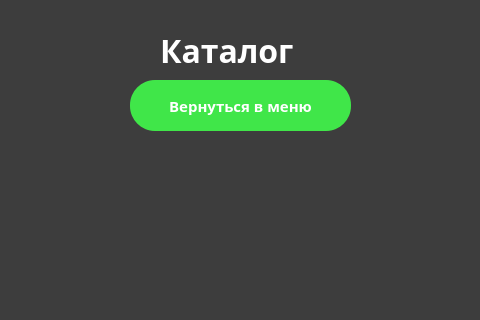
First picture: the form in JimRootShopProj/katalog.ui, repository masterkusok/JimRootShop, before the edit; both pictures show x 230 to 710 and y 0 to 320 of the 969 by 562 pixel window.
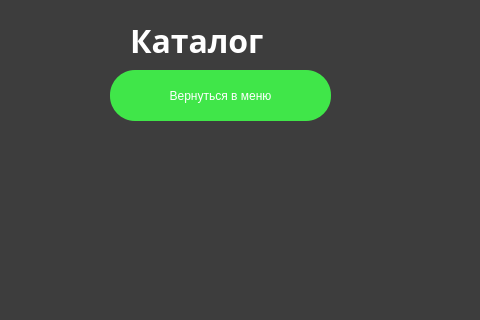
Second picture: the form after the edit. The open tabs and pages were chosen to show the change.

```diff
--- a/JimRootShopProj/katalog.ui
+++ b/JimRootShopProj/katalog.ui
@@ -46,11 +46,22 @@
 	font-family : Segoe UI Black;
 }</string>
   </property>
+  <widget class="QStackedWidget" name="stackedWidget">
+   <property name="geometry">
+    <rect>
+     <x>0</x>
+     <y>0</y>
+     <width>971</width>
+     <height>561</height>
+    </rect>
+   </property>
+   <widget class="QWidget" name="page"/>
+   <widget class="QWidget" name="page_2">
   <widget class="QLabel" name="headerLabel">
    <property name="geometry">
     <rect>
-     <x>390</x>
-     <y>20</y>
+       <x>360</x>
+       <y>10</y>
      <width>211</width>
      <height>61</height>
     </rect>
@@ -71,8 +82,8 @@
   <widget class="QPushButton" name="returnToMenuButton">
    <property name="geometry">
     <rect>
-     <x>360</x>
-     <y>80</y>
+       <x>340</x>
+       <y>70</y>
      <width>221</width>
      <height>51</height>
     </rect>
@@ -98,6 +109,8 @@
    <property name="text">
     <string>Вернуться в меню</string>
    </property>
+    </widget>
+   </widget>
   </widget>
  </widget>
  <resources/>
```
Lines whose indentation alone changed are shown as unchanged.
